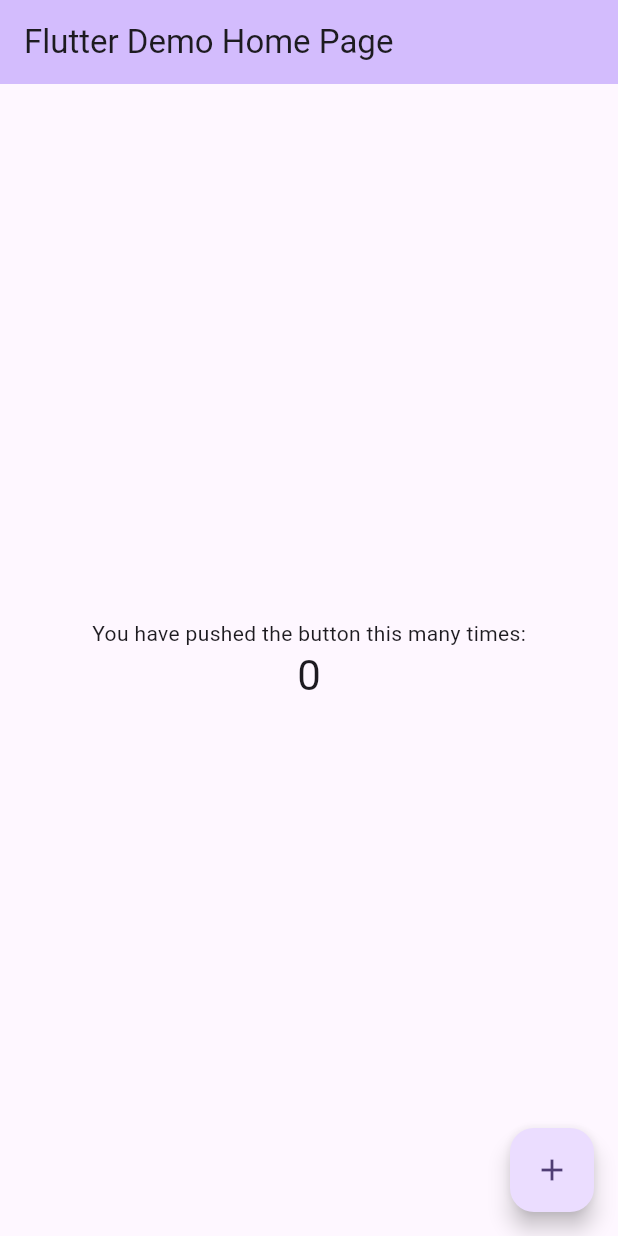
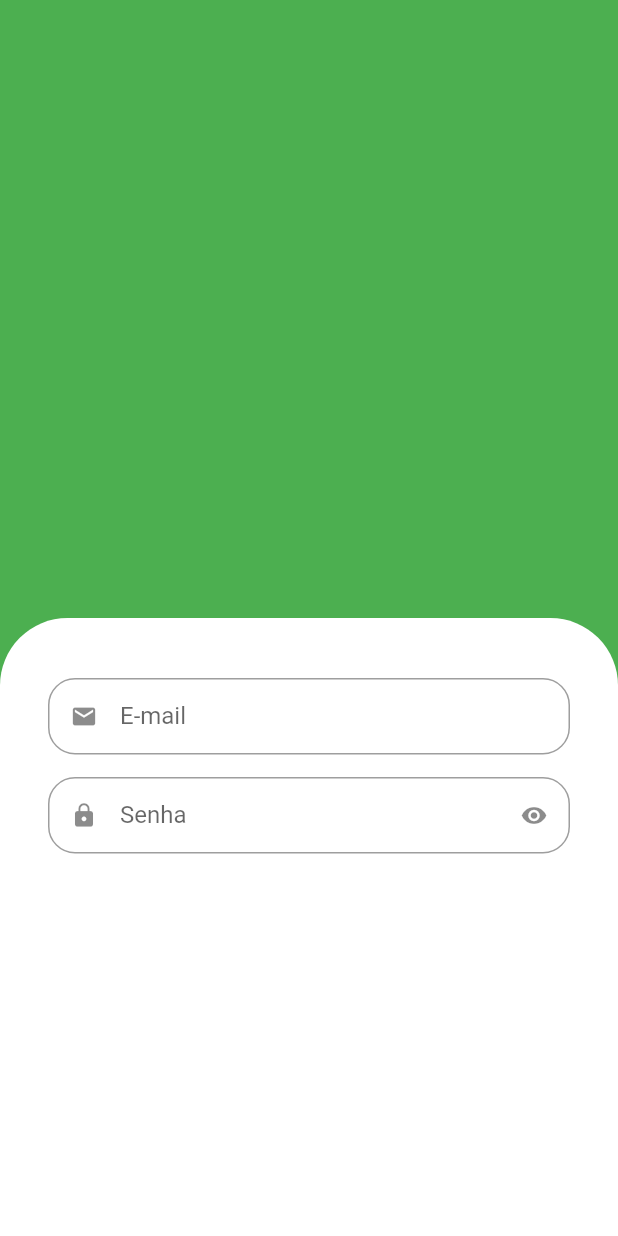
Before and after one commit to DiegoPorfirio01/flutter-app, a Flutter app: the screen it shows after launch, on a phone screen of 412 x 824 dp. Run offline on Flutter 3.47's test engine with Material 2 defaults, Android fonts, the phone set to English and light mode, and no system bars.

Commit message:
feat(sign-in-screen) create screen and put inputs text her

```diff
--- a/quitanda/lib/main.dart
+++ b/quitanda/lib/main.dart
@@ -1,4 +1,5 @@
 import 'package:flutter/material.dart';
+import 'package:quitanda/src/auth/sign_in_screen.dart';
 
 void main() {
   runApp(const MyApp());
@@ -13,113 +14,10 @@ class MyApp extends StatelessWidget {
     return MaterialApp(
       title: 'Flutter Demo',
       theme: ThemeData(
-        // This is the theme of your application.
-        //
-        // TRY THIS: Try running your application with "flutter run". You'll see
-        // the application has a blue toolbar. Then, without quitting the app,
-        // try changing the seedColor in the colorScheme below to Colors.green
-        // and then invoke "hot reload" (save your changes or press the "hot
-        // reload" button in a Flutter-supported IDE, or press "r" if you used
-        // the command line to start the app).
-        //
-        // Notice that the counter didn't reset back to zero; the application
-        // state is not lost during the reload. To reset the state, use hot
-        // restart instead.
-        //
-        // This works for code too, not just values: Most code changes can be
-        // tested with just a hot reload.
-        colorScheme: ColorScheme.fromSeed(seedColor: Colors.deepPurple),
-        useMaterial3: true,
+        primarySwatch: Colors.green,
       ),
-      home: const MyHomePage(title: 'Flutter Demo Home Page'),
+      debugShowCheckedModeBanner: false,
+      home: const SignInScreen()
     );
   }
 }
-
-class MyHomePage extends StatefulWidget {
-  const MyHomePage({super.key, required this.title});
-
-  // This widget is the home page of your application. It is stateful, meaning
-  // that it has a State object (defined below) that contains fields that affect
-  // how it looks.
-
-  // This class is the configuration for the state. It holds the values (in this
-  // case the title) provided by the parent (in this case the App widget) and
-  // used by the build method of the State. Fields in a Widget subclass are
-  // always marked "final".
-
-  final String title;
-
-  @override
-  State<MyHomePage> createState() => _MyHomePageState();
-}
-
-class _MyHomePageState extends State<MyHomePage> {
-  int _counter = 0;
-
-  void _incrementCounter() {
-    setState(() {
-      // This call to setState tells the Flutter framework that something has
-      // changed in this State, which causes it to rerun the build method below
-      // so that the display can reflect the updated values. If we changed
-      // _counter without calling setState(), then the build method would not be
-      // called again, and so nothing would appear to happen.
-      _counter++;
-    });
-  }
-
-  @override
-  Widget build(BuildContext context) {
-    // This method is rerun every time setState is called, for instance as done
-    // by the _incrementCounter method above.
-    //
-    // The Flutter framework has been optimized to make rerunning build methods
-    // fast, so that you can just rebuild anything that needs updating rather
-    // than having to individually change instances of widgets.
-    return Scaffold(
-      appBar: AppBar(
-        // TRY THIS: Try changing the color here to a specific color (to
-        // Colors.amber, perhaps?) and trigger a hot reload to see the AppBar
-        // change color while the other colors stay the same.
-        backgroundColor: Theme.of(context).colorScheme.inversePrimary,
-        // Here we take the value from the MyHomePage object that was created by
-        // the App.build method, and use it to set our appbar title.
-        title: Text(widget.title),
-      ),
-      body: Center(
-        // Center is a layout widget. It takes a single child and positions it
-        // in the middle of the parent.
-        child: Column(
-          // Column is also a layout widget. It takes a list of children and
-          // arranges them vertically. By default, it sizes itself to fit its
-          // children horizontally, and tries to be as tall as its parent.
-          //
-          // Column has various properties to control how it sizes itself and
-          // how it positions its children. Here we use mainAxisAlignment to
-          // center the children vertically; the main axis here is the vertical
-          // axis because Columns are vertical (the cross axis would be
-          // horizontal).
-          //
-          // TRY THIS: Invoke "debug painting" (choose the "Toggle Debug Paint"
-          // action in the IDE, or press "p" in the console), to see the
-          // wireframe for each widget.
-          mainAxisAlignment: MainAxisAlignment.center,
-          children: <Widget>[
-            const Text(
-              'You have pushed the button this many times:',
-            ),
-            Text(
-              '$_counter',
-              style: Theme.of(context).textTheme.headlineMedium,
-            ),
-          ],
-        ),
-      ),
-      floatingActionButton: FloatingActionButton(
-        onPressed: _incrementCounter,
-        tooltip: 'Increment',
-        child: const Icon(Icons.add),
-      ), // This trailing comma makes auto-formatting nicer for build methods.
-    );
-  }
-}
--- /dev/null
+++ b/quitanda/lib/src/auth/sign_in_screen.dart
@@ -0,0 +1,41 @@
+import 'package:flutter/material.dart';
+import 'package:quitanda/src/auth/components/custom_text_field.dart';
+
+class SignInScreen extends StatelessWidget {
+  const SignInScreen({super.key});
+
+  @override
+  Widget build(BuildContext context) {
+    return Scaffold(
+      backgroundColor: Colors.green,
+      body: Column(
+        children: [
+          Expanded(
+            child: Container(color: Colors.green),
+          ),
+          Expanded(
+            child: Container(
+              padding: const EdgeInsets.symmetric(horizontal: 32, vertical: 40),
+              decoration: const BoxDecoration(
+                color: Colors.white,
+                borderRadius: BorderRadius.vertical(
+                  top: Radius.circular(45),
+                ),
+              ),
+              child: Column(
+                children: [
+                  CustomTextField(icon: Icons.email, label: 'E-mail'),
+                  CustomTextField(
+                    icon: Icons.lock,
+                    label: 'Senha',
+                    isSecret: true,
+                  ),
+                ],
+              ),
+            ),
+          ),
+        ],
+      ),
+    );
+  }
+}
```
